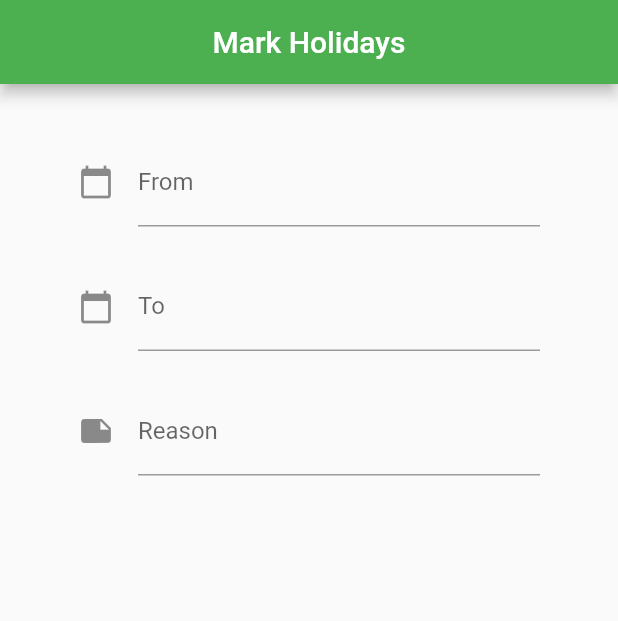
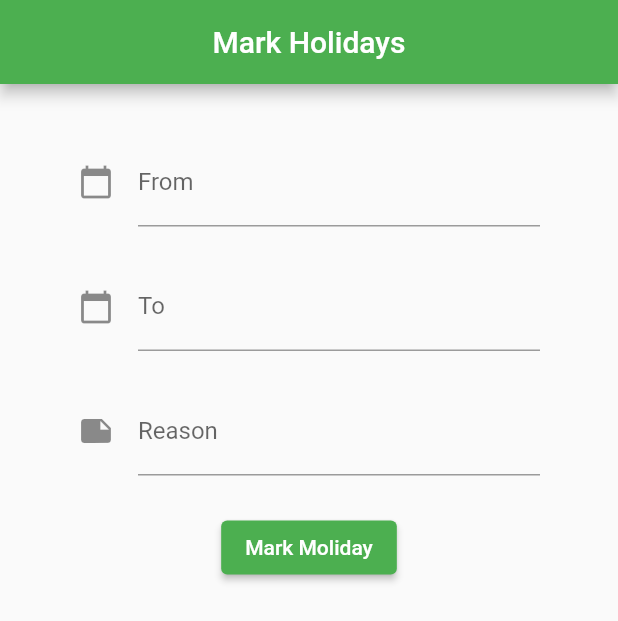
Before and after one commit to Anirudh-2003/Kumbhraj_Mandi_Admin, a Flutter app: the Holiday screen opened directly, on a phone screen of 412 x 824 dp. Shown: the top 621 px of the screen. Run offline on Flutter 3.47's test engine with Material 2 defaults, Android fonts, the phone set to English and light mode, and no system bars; our stand-ins replace velocity_x.

Commit message:
Button Added in Holiday Page

```diff
--- a/lib/Secondary_Pages/Holiday.dart
+++ b/lib/Secondary_Pages/Holiday.dart
@@ -116,7 +116,15 @@ class _Holiday extends State<Holiday> {
                             icon: Icon(Icons.note),
                           ),
                         ),
-                      )
+                      ),
+                      Padding(
+                        padding: const EdgeInsets.all(12.0),
+                        child: ElevatedButton(
+                            onPressed: () => _showToast(context),
+                            child: Text("Mark Moliday"),
+                            style: TextButton.styleFrom(),
+                        ),
+                      ),
                     ],
                   ),
                 )
@@ -125,3 +133,12 @@ class _Holiday extends State<Holiday> {
     );
   }
 }
+
+void _showToast(BuildContext context) {
+  final scaffold = ScaffoldMessenger.of(context);
+  scaffold.showSnackBar(
+    SnackBar(
+      content: const Text('Added Sucessfully'),
+    ),
+  );
+}
```
